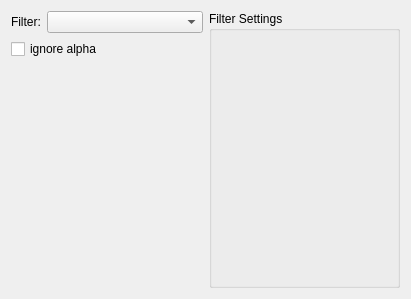
Qt form krita/plugins/paintops/libpaintop/wdgfilteroption.ui (KDE/krita) before a commit.
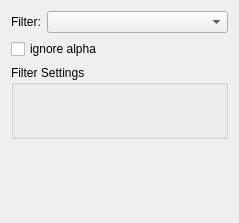
The same form after that commit. Custom widgets are drawn as their Qt base class.

Commit message: Port filter paintop (serialization/deserialization still needs to be done, but it works, with the invert filter at least)

```diff
--- a/krita/plugins/paintops/libpaintop/wdgfilteroption.ui
+++ b/krita/plugins/paintops/libpaintop/wdgfilteroption.ui
@@ -1,12 +1,12 @@
 <ui version="4.0" >
  <class>FilterOpOptions</class>
- <widget class="QWidget" name="FilterOpOptions" >
-  <property name="geometry" >
+ <widget class="QWidget" name="FilterOpOptions">
+  <property name="geometry">
    <rect>
     <x>0</x>
     <y>0</y>
-    <width>411</width>
-    <height>299</height>
+    <width>239</width>
+    <height>223</height>
    </rect>
   </property>
   <layout class="QGridLayout" name="gridLayout" >
@@ -42,10 +42,10 @@
      </item>
     </layout>
    </item>
-   <item rowspan="2" row="0" column="1" >
-    <widget class="QGroupBox" name="grpFilterOptions" >
-     <property name="sizePolicy" >
-      <sizepolicy vsizetype="Expanding" hsizetype="Expanding" >
+   <item row="1" column="0">
+    <widget class="QGroupBox" name="grpFilterOptions">
+     <property name="sizePolicy">
+      <sizepolicy hsizetype="Expanding" vsizetype="Expanding">
        <horstretch>0</horstretch>
        <verstretch>0</verstretch>
       </sizepolicy>
@@ -55,15 +55,15 @@
      </property>
     </widget>
    </item>
-   <item row="1" column="0" >
-    <spacer name="verticalSpacer" >
-     <property name="orientation" >
+   <item row="2" column="0">
+    <spacer name="verticalSpacer">
+     <property name="orientation">
       <enum>Qt::Vertical</enum>
      </property>
-     <property name="sizeHint" stdset="0" >
+     <property name="sizeHint" stdset="0">
       <size>
        <width>20</width>
-       <height>225</height>
+       <height>60</height>
       </size>
      </property>
     </spacer>
```
Left out of the diff: 27 changed lines with no effect on the pictures. The commit also changes 10 other files.
